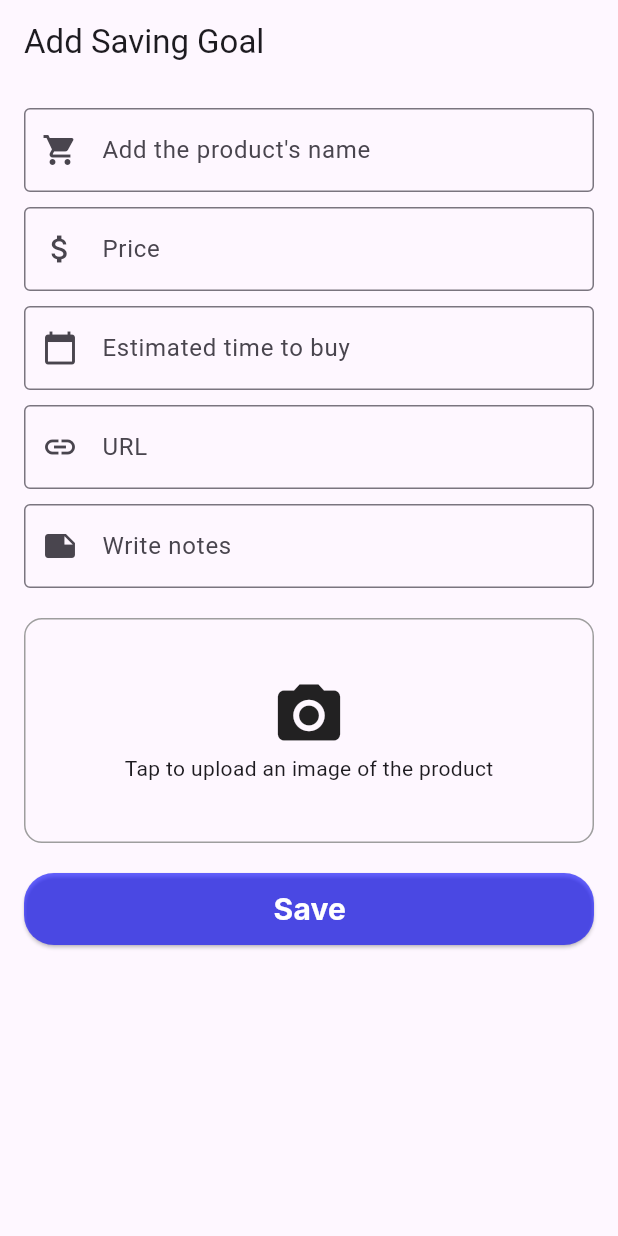
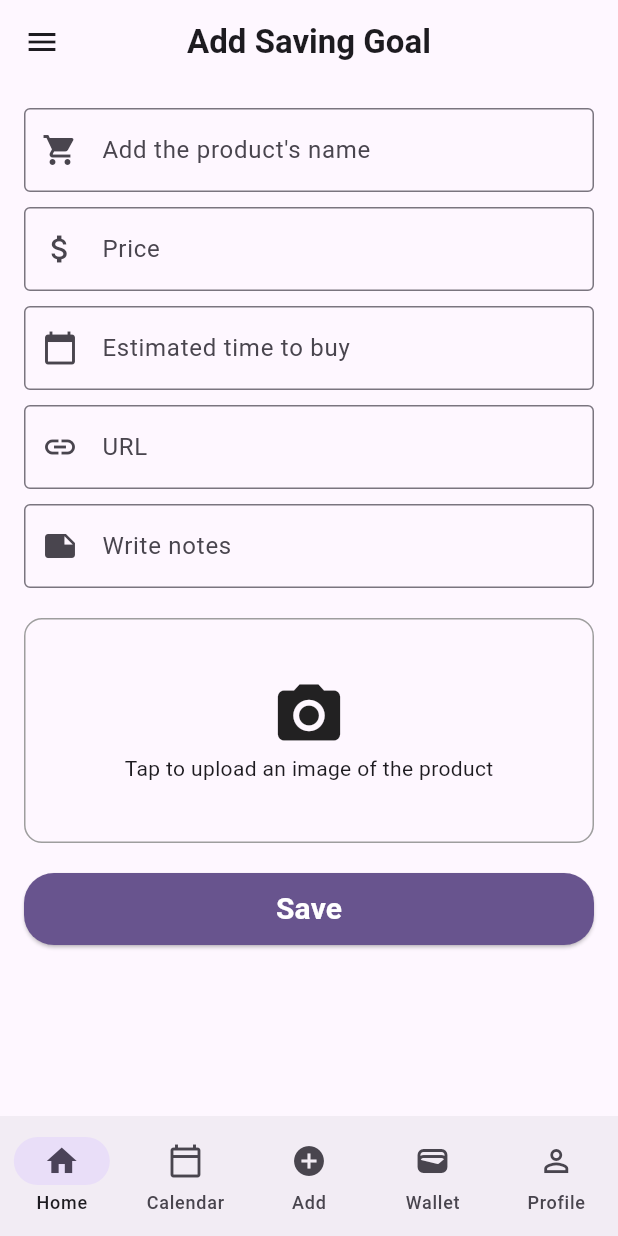
Before and after one commit to RMIT-Budgetly/budgetly, a Flutter app: the AddSavingGoalScreen screen opened directly, after a tap on "Save", on a phone screen of 412 x 824 dp. Run offline on Flutter 3.47's test engine with Material 3 defaults, Android fonts, the phone set to English and light mode, and no system bars; our stand-ins replace image_picker; Roboto replaces fonts that are missing (Inter).

Commit message:
BGL-30 Feature Foundation Complete

```diff
--- a/lib/pages/add_goal/add_goal.dart
+++ b/lib/pages/add_goal/add_goal.dart
@@ -1,13 +1,7 @@
 import 'dart:io';
 import 'package:flutter/material.dart';
 import 'package:image_picker/image_picker.dart';
-import 'package:path/path.dart' as path; // For extracting file name from path
-// Firebase imports
-// import 'package:firebase_storage/firebase_storage.dart';
-// import 'package:cloud_firestore/cloud_firestore.dart';
-// Import your navigation bar components here
-// import 'components/TopNavBar.dart';
-// import 'components/BottomNavBar.dart';
+import 'package:path/path.dart' as path;
 
 class AddSavingGoalScreen extends StatefulWidget {
   @override
@@ -15,105 +9,70 @@ class AddSavingGoalScreen extends StatefulWidget {
 }
 
 class _AddSavingGoalScreenState extends State<AddSavingGoalScreen> {
-  TextEditingController productNameController = TextEditingController();
-  TextEditingController priceController = TextEditingController();
-  TextEditingController timeToBuyController = TextEditingController();
-  TextEditingController urlController = TextEditingController();
-  TextEditingController notesController = TextEditingController();
+  final productNameController = TextEditingController();
+  final priceController = TextEditingController();
+  final timeToBuyController = TextEditingController();
+  final urlController = TextEditingController();
+  final notesController = TextEditingController();
+
   DateTime selectedDate = DateTime.now();
-
   XFile? _image;
-
-  // Method to handle image selection
-  Future<void> _pickImage() async {
-    final ImagePicker _picker = ImagePicker();
-    final XFile? image = await _picker.pickImage(source: ImageSource.gallery);
-
-    setState(() {
-      _image = image;
-    });
-  }
-
-  Future<void> saveGoal() async {
-    // Collecting data from the fields
-    String productName = productNameController.text;
-    String price = priceController.text;
-    String timeToBuy = timeToBuyController.text;
-    String url = urlController.text;
-    String notes = notesController.text;
-    String? imagePath = _image?.path;
-
-    // TODO: Upload the image to Firebase Storage and get the URL
-    String imageUrl = ''; // Placeholder for image URL
-    if (imagePath != null) {
-      // Upload logic goes here
-      // FirebaseStorage storage = FirebaseStorage.instance;
-      // String fileName = path.basename(imagePath);
-      // Reference ref = storage.ref().child('product_images/$fileName');
-      // UploadTask uploadTask = ref.putFile(File(imagePath));
-      // imageUrl = await (await uploadTask).ref.getDownloadURL();
-    }
-
-    // TODO: Save data to Firebase Database
-    // FirebaseFirestore firestore = FirebaseFirestore.instance;
-    // firestore.collection('saving_goals').add({
-    //   'product_name': productName,
-    //   'price': price,
-    //   'time_to_buy': timeToBuy,
-    //   'url': url,
-    //   'notes': notes,
-    //   'selected_date': selectedDate.toString(),
-    //   'image_url': imageUrl,
-    // });
-
-    // Clear the fields after saving
-    productNameController.clear();
-    priceController.clear();
-    timeToBuyController.clear();
-    urlController.clear();
-    notesController.clear();
-    setState(() {
-      _image = null;
-    });
-  }
 
   @override
   Widget build(BuildContext context) {
     return Scaffold(
-      appBar: AppBar(
-        title: Text('Add Saving Goal'),
-        // Include top navigation bar
-      ),
-      body: SingleChildScrollView(
+      appBar: _buildAppBar(),
+      body: _buildBody(),
+      bottomNavigationBar: _buildNavigationBar(),
+    );
+  }
+
+  AppBar _buildAppBar() {
+    return AppBar(
+      title: const Text('Add Saving Goal', style: TextStyle(fontWeight: FontWeight.bold)),
+      centerTitle: true,
+      shadowColor: Theme.of(context).colorScheme.shadow,
+      leading: IconButton(icon: const Icon(Icons.menu), onPressed: () {}),
+    );
+  }
+
+  Widget _buildBody() {
+    return SingleChildScrollView(
       padding: const EdgeInsets.all(16.0),
       child: Column(
         crossAxisAlignment: CrossAxisAlignment.stretch,
         children: [
-            // Product name field
-            TextField(
-              controller: productNameController,
+          _buildTextField(productNameController, 'Add the product\'s name', Icons.shopping_cart),
+          SizedBox(height: 10),
+          _buildTextField(priceController, 'Price', Icons.attach_money),
+          SizedBox(height: 10),
+          _buildDateSelector(),
+          SizedBox(height: 10),
+          _buildTextField(urlController, 'URL', Icons.link),
+          SizedBox(height: 10),
+          _buildTextField(notesController, 'Write notes', Icons.note),
+          SizedBox(height: 20),
+          _buildImageUploadSection(),
+          SizedBox(height: 20),
+          _buildSaveButton(),
+        ],
+      ),
+    );
+  }
+
+  TextField _buildTextField(TextEditingController controller, String label, IconData icon) {
+    return TextField(
+      controller: controller,
       decoration: InputDecoration(
-                labelText: 'Add the product\'s name',
-                prefixIcon: Icon(Icons.shopping_cart),
+        labelText: label,
+        prefixIcon: Icon(icon),
         border: OutlineInputBorder(),
-                // Add the rest styling
       ),
-            ),
-            SizedBox(height: 10),
-            // Price field
-            TextField(
-              controller: priceController,
-              decoration: InputDecoration(
-                labelText: 'Price',
-                prefixIcon: Icon(Icons.attach_money),
-                border: OutlineInputBorder(),
-                // Add the rest styling
-              ),
-            ),
-            // Time selection field
-            // Time selection field
-            SizedBox(height: 10),
-            GestureDetector(
+    );
+  }
+
+  Widget _buildDateSelector() {
+    return GestureDetector(
       onTap: () async {
         final DateTime? picked = await showDatePicker(
           context: context,
@@ -124,8 +83,7 @@ class _AddSavingGoalScreenState extends State<AddSavingGoalScreen> {
         if (picked != null && picked != selectedDate)
           setState(() {
             selectedDate = picked;
-                    timeToBuyController.text =
-                        "${selectedDate.toLocal()}".split(' ')[0];
+            timeToBuyController.text = "${selectedDate.toLocal()}".split(' ')[0];
           });
       },
       child: AbsorbPointer(
@@ -133,86 +91,90 @@ class _AddSavingGoalScreenState extends State<AddSavingGoalScreen> {
           controller: timeToBuyController,
           decoration: InputDecoration(
             labelText: 'Estimated time to buy',
-                    prefixIcon: Icon(
-                        Icons.calendar_today), // Add the calendar icon here
+            prefixIcon: Icon(Icons.calendar_today),
             border: OutlineInputBorder(),
-                    // Add the rest of your styling here
           ),
         ),
       ),
-            ),
-            SizedBox(height: 10),
-            TextField(
-              controller: urlController,
-              decoration: InputDecoration(
-                labelText: 'URL',
-                prefixIcon: Icon(Icons.link),
-                border: OutlineInputBorder(),
-                // Add the rest of your styling here
-              ),
-            ),
-            SizedBox(height: 10),
-            TextField(
-              controller: notesController,
-              decoration: InputDecoration(
-                labelText: 'Write notes',
-                prefixIcon: Icon(Icons.note),
-                border: OutlineInputBorder(),
-                // Add the rest of your styling here
-              ),
-            ),
-            SizedBox(height: 20),
-            // Image upload section
-            GestureDetector(
+    );
+  }
+
+  Widget _buildImageUploadSection() {
+    return GestureDetector(
       onTap: _pickImage,
       child: Container(
         width: double.infinity,
-                height: 150, // Set a fixed height for image container
+        height: 150,
         decoration: BoxDecoration(
           border: Border.all(color: Colors.grey),
           borderRadius: BorderRadius.circular(12),
         ),
         child: _image != null
-                    ? Image.file(File(_image!.path))
+            ? Image.file(File(_image!.path), fit: BoxFit.cover)
             : Column(
                 mainAxisAlignment: MainAxisAlignment.center,
-                        children: [
-                          Icon(Icons.camera_alt,
-                              size: 50), // Icon for image upload
+                children: const [
+                  Icon(Icons.camera_alt, size: 50),
                   Text('Tap to upload an image of the product'),
                 ],
               ),
       ),
-            ),
-            SizedBox(height: 20),
-            SizedBox(
+    );
+  }
+
+  Widget _buildSaveButton() {
+    return SizedBox(
       width: double.infinity,
       height: 48,
       child: ElevatedButton(
-                onPressed: saveGoal,
-                child: Text(
+        onPressed: _saveGoal,
+        child: const Text(
           'Save',
           style: TextStyle(
-                    fontFamily: 'Inter',
             fontSize: 20,
             fontWeight: FontWeight.w700,
             color: Colors.white,
           ),
         ),
         style: ElevatedButton.styleFrom(
-                    backgroundColor: Color(0x990000ff),
-                    foregroundColor: Colors.white,
-                    padding: EdgeInsets.fromLTRB(17, 0, 16, 0),
-                    fixedSize: Size(double.infinity, 48),
-                    shape: RoundedRectangleBorder(
-                        borderRadius: BorderRadius.circular(20))),
+          backgroundColor: Theme.of(context).primaryColor,
+          shape: RoundedRectangleBorder(borderRadius: BorderRadius.circular(20)),
         ),
       ),
+    );
+  }
+
+  NavigationBar _buildNavigationBar() {
+    return NavigationBar(
+      destinations: const [
+        NavigationDestination(icon: Icon(Icons.home), label: 'Home'),
+        NavigationDestination(icon: Icon(Icons.calendar_today_outlined), label: 'Calendar'),
+        NavigationDestination(icon: Icon(Icons.add_circle), label: 'Add'),
+        NavigationDestination(icon: Icon(Icons.wallet), label: 'Wallet'),
+        NavigationDestination(icon: Icon(Icons.perm_identity), label: 'Profile'),
       ],
-        ),
-      ),
-      // Include your bottom navigation bar
     );
+  }
+
+  Future<void> _pickImage() async {
+    final ImagePicker _picker = ImagePicker();
+    final XFile? image = await _picker.pickImage(source: ImageSource.gallery);
+    setState(() {
+      _image = image;
+    });
+  }
+
+  Future<void> _saveGoal() async {
+    // Implement your saving logic here
+    // After saving, clear the form
+    productNameController.clear();
+    priceController.clear();
+    timeToBuyController.clear();
+    urlController.clear();
+    notesController.clear();
+    setState(() {
+      _image = null;
+    });
   }
 }
 
```
Lines whose indentation alone changed are shown as unchanged.
